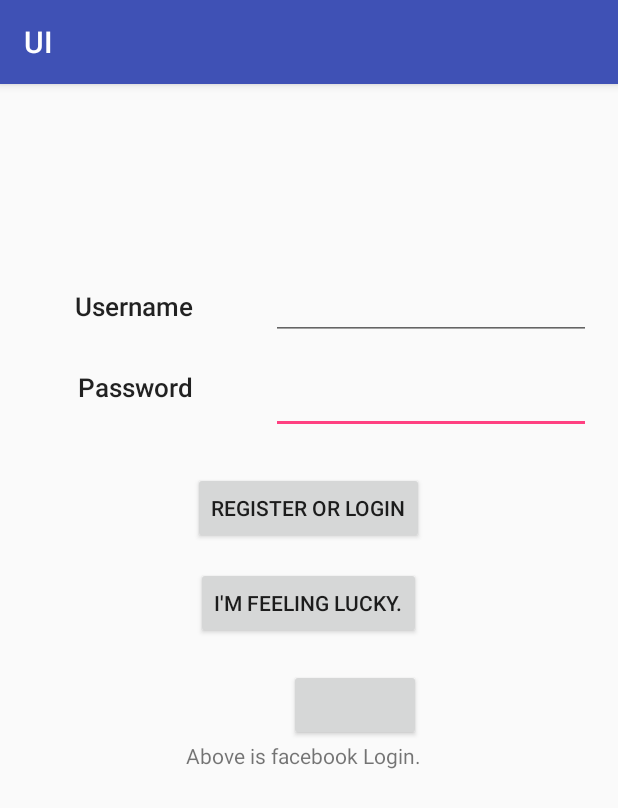
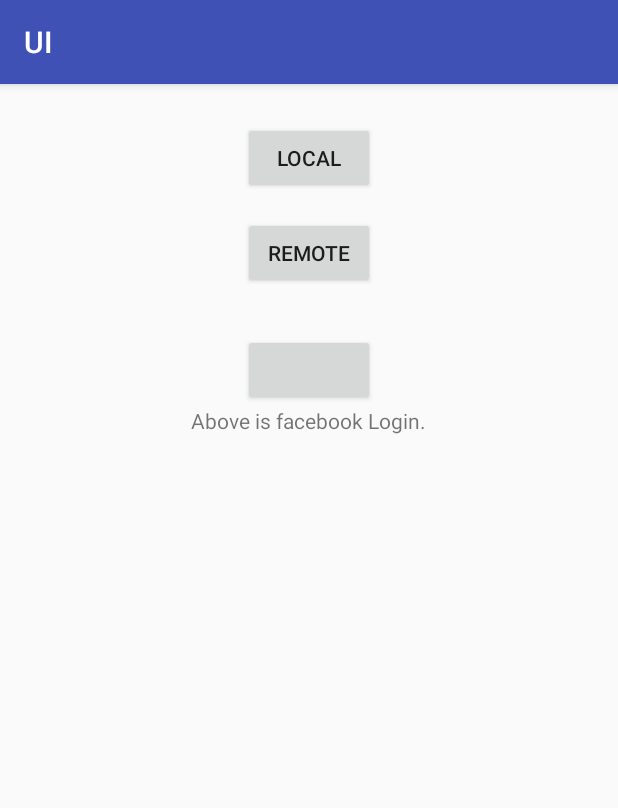
Before and after one commit to Cse5236/FinalProject, an Android app: the MainActivity screen opened directly, with no data from a screen before it, on a phone screen of 412 x 824 dp. Shown: the top 808 px of the screen. Run offline under Robolectric (Android 15) with nearby library versions, the light colour scheme and no system bars; our stand-ins replace Firebase (no records; nobody signed in at launch, a user with empty details on screens opened directly); libraries missing offline, so code that uses them is left out: com.facebook, com.facebook.login; plain views replace LoginButton; 5 statements that could not run were skipped.

Commit message:
change in use cases2 :)

```diff
--- a/app/src/main/AndroidManifest.xml
+++ b/app/src/main/AndroidManifest.xml
@@ -20,7 +20,6 @@
         </activity>
         <activity android:name=".Domsub" />
         <activity android:name=".MainActivity" />
-        <activity android:name=".videoplayer.LocDis" />
 
         <meta-data android:name="com.facebook.sdk.ApplicationId"
             android:value="@string/facebook_app_id"/>
--- a/app/src/main/java/com/example/whath/ui/LoginActivity.java
+++ b/app/src/main/java/com/example/whath/ui/LoginActivity.java
@@ -77,7 +77,7 @@ public class LoginActivity extends AppCompatActivity {
                                 @Override
                                 public void onClick(View v) {
                                     Toast.makeText(LoginActivity.this, "Already login", Toast.LENGTH_SHORT).show();
-                                    Intent intent3 = new Intent(LoginActivity.this, MainActivity.class);
+                                    Intent intent3 = new Intent(LoginActivity.this,MainActivity.class);
                                     startActivity(intent3);
                                 }
 
--- a/app/src/main/java/com/example/whath/ui/MainActivity.java
+++ b/app/src/main/java/com/example/whath/ui/MainActivity.java
@@ -1,7 +1,6 @@
 package com.example.whath.ui;
 
 import android.content.Intent;
-import android.nfc.Tag;
 import android.os.Bundle;
 import android.support.annotation.NonNull;
 import android.support.v7.app.AppCompatActivity;
@@ -13,7 +12,6 @@ import android.widget.TextView;
 import android.widget.Toast;
 
 import com.example.whath.ui.accelerometer.bump;
-import com.example.whath.ui.videoplayer.LocDis;
 import com.facebook.AccessToken;
 import com.facebook.CallbackManager;
 import com.facebook.FacebookCallback;
@@ -45,6 +43,7 @@ public class MainActivity extends AppCompatActivity {
     protected void onCreate(Bundle savedInstanceState) {
         super.onCreate(savedInstanceState);
         FacebookSdk.sdkInitialize(getApplicationContext());
+
         setContentView(R.layout.activity_main);
         Log.i("message","onCreate");
         login();
@@ -115,33 +114,56 @@ public class MainActivity extends AppCompatActivity {
     }
 
     public void login() {
-        username = (EditText) findViewById(R.id.Text_User);
-        password = (EditText) findViewById(R.id.Text_psw);
-        Button buttonlogin = (Button) findViewById(R.id.Button_Login);
-        buttonlogin.setOnClickListener(new View.OnClickListener() {
+        //username = (EditText) findViewById(R.id.Text_User);
+        //password = (EditText) findViewById(R.id.Text_psw);
+        Button mButton1;
+        mButton1 = (Button) findViewById(R.id.button_Loc);
+        Log.i("message","161111");
+        mButton1.setOnClickListener(new View.OnClickListener() {
             @Override
-            public void onClick(View v) {
-                if(password.getText().toString().equals("a") && username.getText().toString().equals("a")){
-                    Toast.makeText(MainActivity.this, "you have logged in successfully", Toast.LENGTH_SHORT).show();
-                    Intent intent = new Intent(MainActivity.this,LocDis.class);
-                    //intent.setClass(MainActivity.this,Domsub.class);
-                    startActivity(intent);
-            }else{
-                    Toast.makeText(MainActivity.this, "Incorrent username and password", Toast.LENGTH_SHORT).show();
-                    Intent intent2 = new Intent(MainActivity.this,LocDis.class);
-                    startActivity(intent2);
-                }
-        }
+            public void onClick(View view) {
 
-    });
-        Button buttonfb= (Button) findViewById(R.id.button_lucky);
-        buttonfb.setOnClickListener(new View.OnClickListener(){
+                Intent intent2 = new Intent(MainActivity.this,bump.class);
+                startActivity(intent2);
+            }
+        });
+
+        Button mButton2 = (Button) findViewById(R.id.button_Rem);
+
+        mButton2.setOnClickListener(new View.OnClickListener() {
             @Override
-            public void onClick(View v){
-                Toast.makeText(MainActivity.this, "I'm not", Toast.LENGTH_SHORT).show();
+            public void onClick(View view) {
+                //System.out.println("Sub was chosed.");
+                Intent intent3 = new Intent(MainActivity.this,Domsub.class);
+                startActivity(intent3);
             }
-        }
-        );
+        });
+//
+//        Button buttonlogin = (Button) findViewById(R.id.Button_Local);
+//        buttonlogin.setOnClickListener(new View.OnClickListener() {
+//            @Override
+//            public void onClick(View v) {
+//                if(password.getText().toString().equals("a") && username.getText().toString().equals("a")){
+//                    Toast.makeText(MainActivity.this, "you have logged in successfully", Toast.LENGTH_SHORT).show();
+//                    Intent intent = new Intent(MainActivity.this,Domsub.class);
+//                    //intent.setClass(MainActivity.this,Domsub.class);
+//                    startActivity(intent);
+//            }else{
+//                    Toast.makeText(MainActivity.this, "Incorrent username and password", Toast.LENGTH_SHORT).show();
+//                    Intent intent2 = new Intent(MainActivity.this,bump.class);
+//                    startActivity(intent2);
+//                }
+//        }
+//
+//    });
+//        Button buttonfb= (Button) findViewById(R.id.button_lucky);
+//        buttonfb.setOnClickListener(new View.OnClickListener(){
+//            @Override
+//            public void onClick(View v){
+//                Toast.makeText(MainActivity.this, "I'm not", Toast.LENGTH_SHORT).show();
+//            }
+//        }
+//        );
     }
 
     public void initializeControls(){
--- a/app/src/main/res/layout/activity_main.xml
+++ b/app/src/main/res/layout/activity_main.xml
@@ -6,104 +6,97 @@
     android:layout_height="match_parent"
     tools:context="com.example.whath.ui.MainActivity">
 
+
+    <!--<EditText-->
+        <!--android:id="@+id/Text_psw"-->
+        <!--android:layout_width="wrap_content"-->
+        <!--android:layout_height="43dp"-->
+        <!--android:layout_alignLeft="@+id/Text_User"-->
+        <!--android:layout_alignStart="@+id/Text_User"-->
+        <!--android:layout_below="@+id/Text_User"-->
+        <!--android:layout_marginTop="19dp"-->
+        <!--android:ems="10"-->
+        <!--android:inputType="textPassword"-->
+        <!--tools:layout_editor_absoluteX="127dp"-->
+        <!--tools:layout_editor_absoluteY="250dp" />-->
+
+    <!--<EditText-->
+        <!--android:id="@+id/Text_User"-->
+        <!--android:layout_width="wrap_content"-->
+        <!--android:layout_height="wrap_content"-->
+        <!--android:layout_alignBaseline="@+id/textView2"-->
+        <!--android:layout_alignBottom="@+id/textView2"-->
+        <!--android:layout_alignParentEnd="true"-->
+        <!--android:layout_alignParentRight="true"-->
+        <!--android:layout_marginEnd="18dp"-->
+        <!--android:layout_marginRight="18dp"-->
+        <!--android:ems="10"-->
+        <!--android:inputType="textPersonName"-->
+        <!--android:text=""-->
+        <!--tools:layout_editor_absoluteX="127dp"-->
+        <!--tools:layout_editor_absoluteY="182dp" />-->
+
+    <!--<TextView-->
+        <!--android:id="@+id/textView2"-->
+        <!--android:layout_width="wrap_content"-->
+        <!--android:layout_height="wrap_content"-->
+        <!--android:layout_alignParentTop="true"-->
+        <!--android:layout_gravity="center"-->
+        <!--android:layout_marginTop="136dp"-->
+        <!--android:layout_toLeftOf="@+id/Button_Login"-->
+        <!--android:layout_toStartOf="@+id/Button_Login"-->
+        <!--android:text="Username"-->
+        <!--android:textAppearance="@style/TextAppearance.AppCompat.Body2"-->
+        <!--android:textSize="17sp"-->
+        <!--tools:layout_editor_absoluteX="39dp"-->
+        <!--tools:layout_editor_absoluteY="189dp" />-->
+
+    <!--<TextView-->
+        <!--android:id="@+id/textView4"-->
+        <!--android:layout_width="wrap_content"-->
+        <!--android:layout_height="wrap_content"-->
+        <!--android:layout_alignTop="@+id/Text_psw"-->
+        <!--android:layout_gravity="center"-->
+        <!--android:layout_toLeftOf="@+id/Button_Login"-->
+        <!--android:layout_toStartOf="@+id/Button_Login"-->
+        <!--android:text="Password"-->
+        <!--android:textAppearance="@style/TextAppearance.AppCompat.Body2"-->
+        <!--android:textSize="17sp"-->
+        <!--tools:layout_editor_absoluteX="39dp"-->
+        <!--tools:layout_editor_absoluteY="261dp" />-->
+
     <Button
-        android:id="@+id/Button_Login"
+        android:id="@+id/button_Loc"
         android:layout_width="wrap_content"
         android:layout_height="wrap_content"
-        android:layout_below="@+id/Text_psw"
         android:layout_centerHorizontal="true"
         android:layout_marginTop="25dp"
-        android:text="Register or Login"
-        tools:layout_editor_absoluteX="115dp"
-        tools:layout_editor_absoluteY="312dp" />
+        android:text="Local"/>
 
-    <EditText
-        android:id="@+id/Text_psw"
-        android:layout_width="wrap_content"
-        android:layout_height="43dp"
-        android:layout_alignLeft="@+id/Text_User"
-        android:layout_alignStart="@+id/Text_User"
-        android:layout_below="@+id/Text_User"
-        android:layout_marginTop="19dp"
-        android:ems="10"
-        android:inputType="textPassword"
-        tools:layout_editor_absoluteX="127dp"
-        tools:layout_editor_absoluteY="250dp" />
-
-    <EditText
-        android:id="@+id/Text_User"
+    <Button
+        android:id="@+id/button_Rem"
         android:layout_width="wrap_content"
         android:layout_height="wrap_content"
-        android:layout_alignBaseline="@+id/textView2"
-        android:layout_alignBottom="@+id/textView2"
-        android:layout_alignParentEnd="true"
-        android:layout_alignParentRight="true"
-        android:layout_marginEnd="18dp"
-        android:layout_marginRight="18dp"
-        android:ems="10"
-        android:inputType="textPersonName"
-        android:text=""
-        tools:layout_editor_absoluteX="127dp"
-        tools:layout_editor_absoluteY="182dp" />
-
-    <TextView
-        android:id="@+id/textView2"
-        android:layout_width="wrap_content"
-        android:layout_height="wrap_content"
-        android:layout_alignParentTop="true"
-        android:layout_gravity="center"
-        android:layout_marginTop="136dp"
-        android:layout_toLeftOf="@+id/Button_Login"
-        android:layout_toStartOf="@+id/Button_Login"
-        android:text="Username"
-        android:textAppearance="@style/TextAppearance.AppCompat.Body2"
-        android:textSize="17sp"
-        tools:layout_editor_absoluteX="39dp"
-        tools:layout_editor_absoluteY="189dp" />
-
-    <TextView
-        android:id="@+id/textView4"
-        android:layout_width="wrap_content"
-        android:layout_height="wrap_content"
-        android:layout_alignTop="@+id/Text_psw"
-        android:layout_gravity="center"
-        android:layout_toLeftOf="@+id/Button_Login"
-        android:layout_toStartOf="@+id/Button_Login"
-        android:text="Password"
-        android:textAppearance="@style/TextAppearance.AppCompat.Body2"
-        android:textSize="17sp"
-        tools:layout_editor_absoluteX="39dp"
-        tools:layout_editor_absoluteY="261dp" />
-
-    <Button
-        android:id="@+id/button_lucky"
-        android:layout_width="wrap_content"
-        android:layout_height="wrap_content"
-        android:layout_below="@+id/Button_Login"
+        android:layout_below="@+id/button_Loc"
         android:layout_centerHorizontal="true"
         android:layout_marginTop="15dp"
-        android:text="I'm feeling lucky."
-        tools:layout_editor_absoluteX="104dp"
-        tools:layout_editor_absoluteY="407dp" />
+        android:text="Remote"/>
 
     <TextView
         android:id="@+id/txtStatus"
         android:layout_width="wrap_content"
         android:layout_height="wrap_content"
-        android:layout_alignEnd="@+id/button_lucky"
-        android:layout_alignRight="@+id/button_lucky"
         android:layout_below="@+id/login_fb_button"
-        android:layout_marginTop="0dp"
+        android:layout_centerHorizontal="true"
         android:text="Above is facebook Login." />
 
     <com.facebook.login.widget.LoginButton
         android:id="@+id/login_fb_button"
         android:layout_width="wrap_content"
         android:layout_height="wrap_content"
-        android:layout_alignEnd="@+id/button_lucky"
-        android:layout_alignRight="@+id/button_lucky"
-        android:layout_below="@+id/button_lucky"
+        android:layout_below="@+id/button_Rem"
+        android:layout_centerHorizontal="true"
         android:layout_gravity="center_horizontal"
-        android:layout_marginTop="20dp" />
+        android:layout_marginTop="30dp" />
 
 </RelativeLayout>
```
Also changed, not shown: app/src/main/java/com/example/whath/ui/videoplayer/LocDis.java (deleted, +0 -50 lines), app/src/main/res/layout/locdis.xml (deleted, +0 -20 lines), 84 other files.
